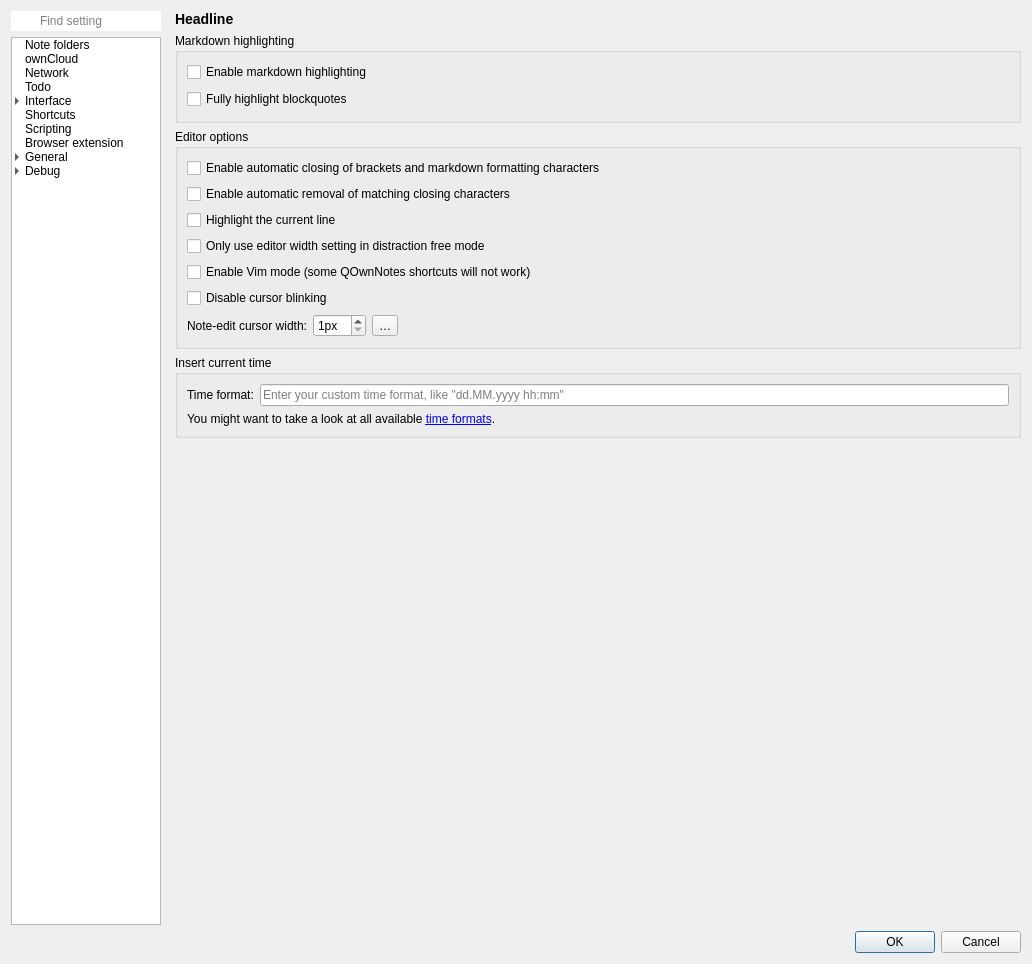
First picture: the form in src/dialogs/settingsdialog.ui, repository pbek/QOwnNotes, before the edit.
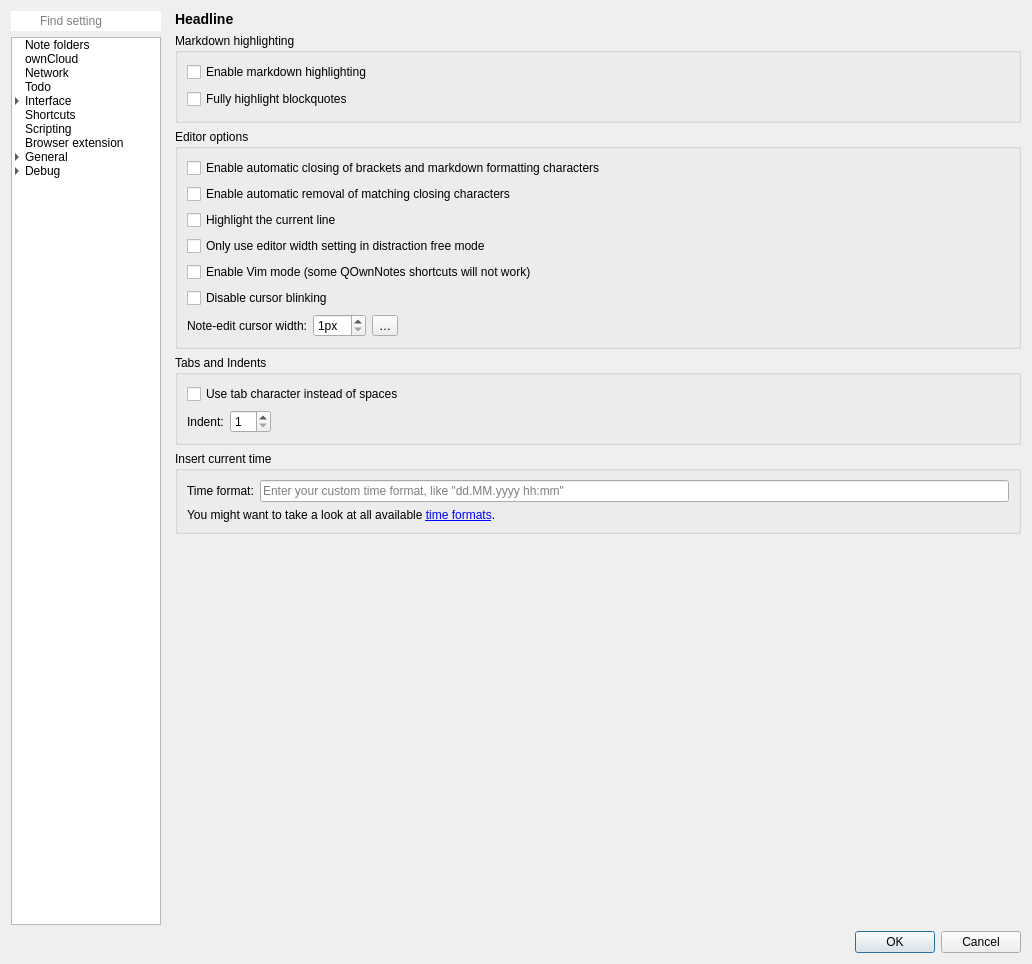
Second picture: the form after the edit. The open tabs and pages were chosen to show the change. Icons and pictures are not drawn. Custom widgets are drawn as their Qt base class.

Commit message: Implement tab or spaces text indent (#1455)

Diff of the .ui file:
```diff
--- a/src/dialogs/settingsdialog.ui
+++ b/src/dialogs/settingsdialog.ui
@@ -4811,7 +4811,7 @@
              <property name="bottomMargin">
               <number>0</number>
              </property>
-             <item row="2" column="0">
+             <item row="3" column="0">
               <widget class="QGroupBox" name="groupBox_21">
                <property name="toolTip">
                 <string>Here you can set your own time format for inserting the current time into a note.</string>
@@ -4850,6 +4850,19 @@
                </layout>
               </widget>
              </item>
+             <item row="4" column="0">
+              <spacer name="verticalSpacer_12">
+               <property name="orientation">
+                <enum>Qt::Vertical</enum>
+               </property>
+               <property name="sizeHint" stdset="0">
+                <size>
+                 <width>20</width>
+                 <height>561</height>
+                </size>
+               </property>
+              </spacer>
+             </item>
              <item row="0" column="0">
               <widget class="QGroupBox" name="groupBox_17">
                <property name="minimumSize">
@@ -5004,18 +5017,52 @@
                </layout>
               </widget>
              </item>
-             <item row="3" column="0">
-              <spacer name="verticalSpacer_12">
-               <property name="orientation">
-                <enum>Qt::Vertical</enum>
+             <item row="2" column="0">
+              <widget class="QGroupBox" name="groupBox_36">
+               <property name="title">
+                <string>Tabs and Indents</string>
                </property>
-               <property name="sizeHint" stdset="0">
-                <size>
-                 <width>20</width>
-                 <height>561</height>
-                </size>
-               </property>
-              </spacer>
+               <layout class="QGridLayout" name="gridLayout_74">
+                <item row="0" column="0">
+                 <layout class="QGridLayout" name="gridLayout_73">
+                  <item row="0" column="0" colspan="3">
+                   <widget class="QCheckBox" name="useTabIndentCheckBox">
+                    <property name="text">
+                     <string>Use tab character instead of spaces</string>
+                    </property>
+                   </widget>
+                  </item>
+                  <item row="1" column="0">
+                   <widget class="QLabel" name="label_32">
+                    <property name="text">
+                     <string>Indent:</string>
+                    </property>
+                   </widget>
+                  </item>
+                  <item row="1" column="1">
+                   <widget class="QSpinBox" name="indentSizeSpinBox">
+                    <property name="minimum">
+                     <number>1</number>
+                    </property>
+                   </widget>
+                  </item>
+                  <item row="1" column="2">
+                   <spacer name="horizontalSpacer_16">
+                    <property name="orientation">
+                     <enum>Qt::Horizontal</enum>
+                    </property>
+                    <property name="sizeHint" stdset="0">
+                     <size>
+                      <width>40</width>
+                      <height>20</height>
+                     </size>
+                    </property>
+                   </spacer>
+                  </item>
+                 </layout>
+                </item>
+               </layout>
+              </widget>
              </item>
             </layout>
            </widget>
```
Left out of the diff: 4 changed lines with no effect on the pictures. The commit also changes 4 other files.
